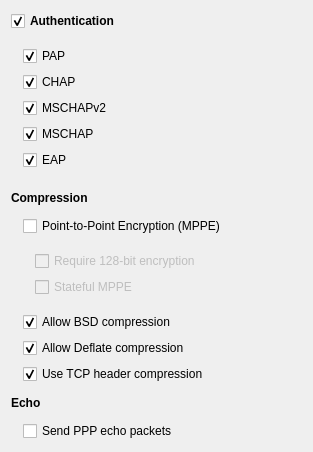
netrunner-debian-kde-extras/networkmanagement, file libs/ui/ppp.ui: the form before one commit.
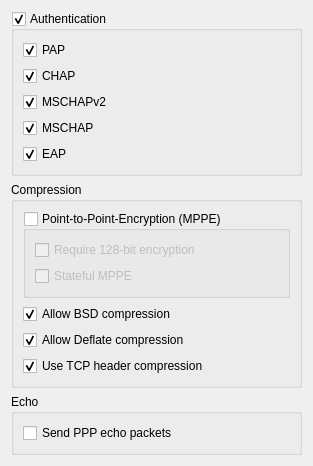
The form after the commit.

Diff of the .ui file:
```diff
--- a/libs/ui/ppp.ui
+++ b/libs/ui/ppp.ui
@@ -7,7 +7,7 @@
     <x>0</x>
     <y>0</y>
     <width>313</width>
-    <height>452</height>
+    <height>448</height>
    </rect>
   </property>
   <property name="windowTitle">
@@ -15,27 +15,14 @@
   </property>
   <layout class="QVBoxLayout" name="verticalLayout">
    <item>
-    <widget class="QCheckBox" name="auth">
-     <property name="font">
-      <font>
-       <weight>75</weight>
-       <bold>true</bold>
-      </font>
-     </property>
-     <property name="text">
+    <widget class="QGroupBox" name="auth">
+     <property name="title">
       <string>Authentication</string>
      </property>
-     <property name="checked">
+     <property name="checkable">
       <bool>true</bool>
      </property>
-    </widget>
-   </item>
-   <item>
-    <widget class="QWidget" name="authWidget" native="true">
-     <layout class="QVBoxLayout" name="verticalLayout_4">
-      <property name="leftMargin">
-       <number>12</number>
-      </property>
+     <layout class="QVBoxLayout" name="verticalLayout_5">
       <item>
        <widget class="QCheckBox" name="pap">
         <property name="text">
@@ -90,42 +77,29 @@
     </widget>
    </item>
    <item>
-    <widget class="QLabel" name="label_2">
-     <property name="font">
-      <font>
-       <weight>75</weight>
-       <bold>true</bold>
-      </font>
-     </property>
-     <property name="text">
+    <widget class="QGroupBox" name="groupBox">
+     <property name="title">
       <string>Compression</string>
      </property>
-    </widget>
-   </item>
+     <layout class="QVBoxLayout" name="verticalLayout_4">
    <item>
-    <layout class="QVBoxLayout" name="verticalLayout_3">
-     <property name="leftMargin">
-      <number>12</number>
-     </property>
-     <item>
-      <widget class="QCheckBox" name="requiremppe">
-       <property name="text">
-        <string>Point-to-Point Encryption (MPPE)</string>
+       <widget class="QGroupBox" name="requiremppe">
+        <property name="focusPolicy">
+         <enum>Qt::StrongFocus</enum>
+        </property>
+        <property name="title">
+         <string>Point-to-Point-Encryption (MPPE)</string>
+        </property>
+        <property name="flat">
+         <bool>true</bool>
+        </property>
+        <property name="checkable">
+         <bool>true</bool>
        </property>
        <property name="checked">
         <bool>false</bool>
        </property>
-      </widget>
-     </item>
-     <item>
-      <widget class="QWidget" name="requiremppeWidget" native="true">
-       <property name="enabled">
-        <bool>false</bool>
-       </property>
-       <layout class="QVBoxLayout" name="verticalLayout_2">
-        <property name="leftMargin">
-         <number>12</number>
-        </property>
+        <layout class="QVBoxLayout" name="verticalLayout_6">
         <item>
          <widget class="QCheckBox" name="requiremppe128">
           <property name="text">
@@ -174,47 +148,37 @@
       </widget>
      </item>
     </layout>
+    </widget>
    </item>
    <item>
-    <widget class="QLabel" name="label">
-     <property name="font">
-      <font>
-       <weight>75</weight>
-       <bold>true</bold>
-      </font>
-     </property>
-     <property name="text">
+    <widget class="QGroupBox" name="groupBox_2">
+     <property name="title">
       <string>Echo</string>
      </property>
-    </widget>
-   </item>
+     <layout class="QVBoxLayout" name="verticalLayout_2">
+      <item>
+       <widget class="QCheckBox" name="pppecho">
+        <property name="text">
+         <string>Send PPP echo packets</string>
+        </property>
+       </widget>
+      </item>
+     </layout>
+    </widget>
+   </item>
    <item>
-    <layout class="QHBoxLayout" name="horizontalLayout">
-     <item>
-      <spacer name="horizontalSpacer">
+    <spacer name="verticalSpacer">
        <property name="orientation">
-        <enum>Qt::Horizontal</enum>
-       </property>
-       <property name="sizeType">
-        <enum>QSizePolicy::Fixed</enum>
+      <enum>Qt::Vertical</enum>
        </property>
        <property name="sizeHint" stdset="0">
         <size>
-         <width>12</width>
-         <height>20</height>
+       <width>20</width>
+       <height>0</height>
         </size>
        </property>
       </spacer>
      </item>
-     <item>
-      <widget class="QCheckBox" name="pppecho">
-       <property name="text">
-        <string>Send PPP echo packets</string>
-       </property>
-      </widget>
-     </item>
-    </layout>
-   </item>
   </layout>
  </widget>
  <resources/>
```
Left out of the diff: 35 changed lines with no effect on the pictures. Lines whose indentation alone changed are shown as unchanged.
